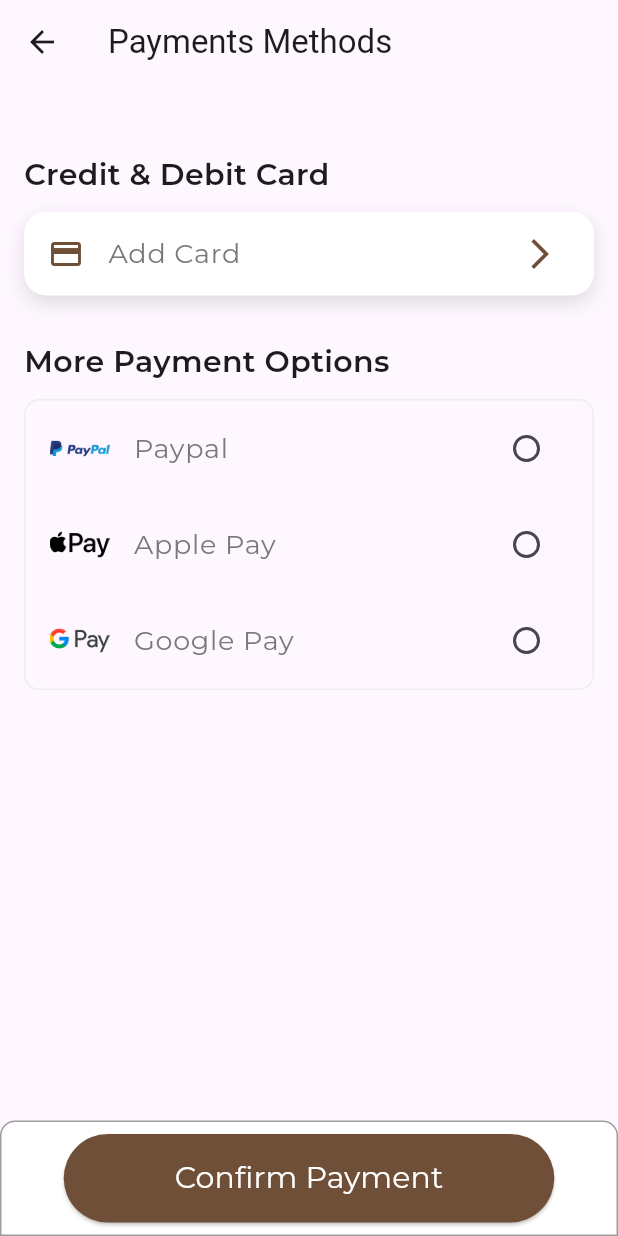
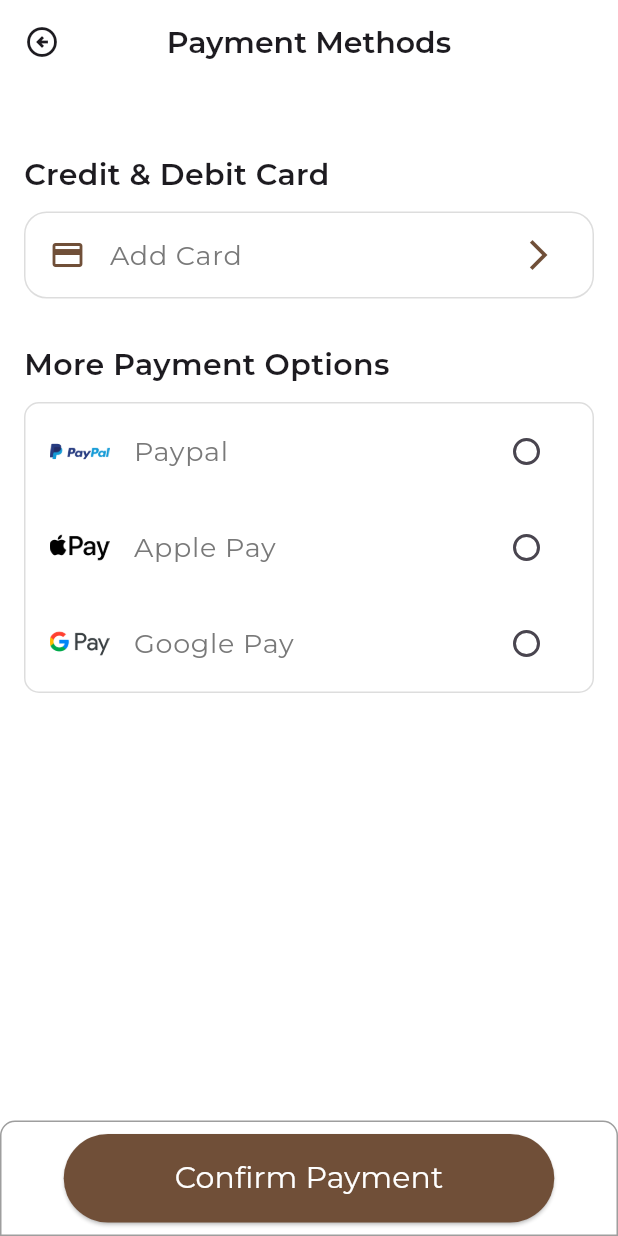
Before and after one commit to Daffaaditya2807/online-store-app-grup3, a Flutter app: the PaymentOptionsPage screen opened directly, on a phone screen of 412 x 824 dp. Run offline on Flutter 3.47's test engine with Material 3 defaults, Android fonts, the phone set to English and light mode, and no system bars; our stand-ins replace buttons_tabbar, google_fonts, persistent_bottom_nav_bar.

Commit message:
payments_methods page (finish)

```diff
--- a/lib/page/payments_methods.dart
+++ b/lib/page/payments_methods.dart
@@ -39,10 +39,26 @@ class _PaymentOptionsPageState extends State<PaymentOptionsPage> {
   Widget build(BuildContext context) {
     return Scaffold(
       appBar: AppBar(
-        title: Text('Payments Methods'),
+        title: Text(
+          'Payment Methods',
+          style:
+              GoogleFonts.montserrat(fontSize: 20, fontWeight: FontWeight.w600),
+        ),
+        centerTitle: true,
+        backgroundColor: Colors.white,
+        leading: IconButton(
+          icon: Icon(Icons.arrow_circle_left_outlined),
+          onPressed: () {
+            Navigator.of(context).pop();
+          },
+        ),
       ),
       body: Stack(
         children: [
+          // Ubah warna background di sini
+          Container(
+            color: Colors.white, // Ganti dengan warna yang diinginkan
+          ),
           Padding(
             padding: const EdgeInsets.all(16.0),
             child: Column(
@@ -61,7 +77,8 @@ class _PaymentOptionsPageState extends State<PaymentOptionsPage> {
                 SizedBox(height: 10),
                 Container(
                   decoration: BoxDecoration(
-                    border: Border.all(color: greyLight),
+                    border:
+                        Border.all(color: Color.fromARGB(215, 215, 215, 215)),
                     borderRadius: BorderRadius.circular(10),
                   ),
                   child: Column(
@@ -148,16 +165,8 @@ class _PaymentOptionsPageState extends State<PaymentOptionsPage> {
         SizedBox(height: 10),
         Container(
           decoration: BoxDecoration(
-            color: Colors.white,
-            borderRadius: BorderRadius.circular(15),
-            boxShadow: [
-              BoxShadow(
-                color: Colors.black12,
-                blurRadius: 10,
-                offset: Offset(0, 5),
-              ),
-            ],
-          ),
+              borderRadius: BorderRadius.circular(15),
+              border: Border.all(color: Color.fromARGB(215, 215, 215, 215))),
           child: ListTile(
             leading: Icon(Icons.credit_card, color: brownSecondary),
             title: Text(
@@ -204,6 +213,7 @@ class _PaymentOptionsPageState extends State<PaymentOptionsPage> {
   }
 }
 
+
 // Widget _buildContainerPaypal() {
 //   return Container(
 //     decoration: BoxDecoration(
```
